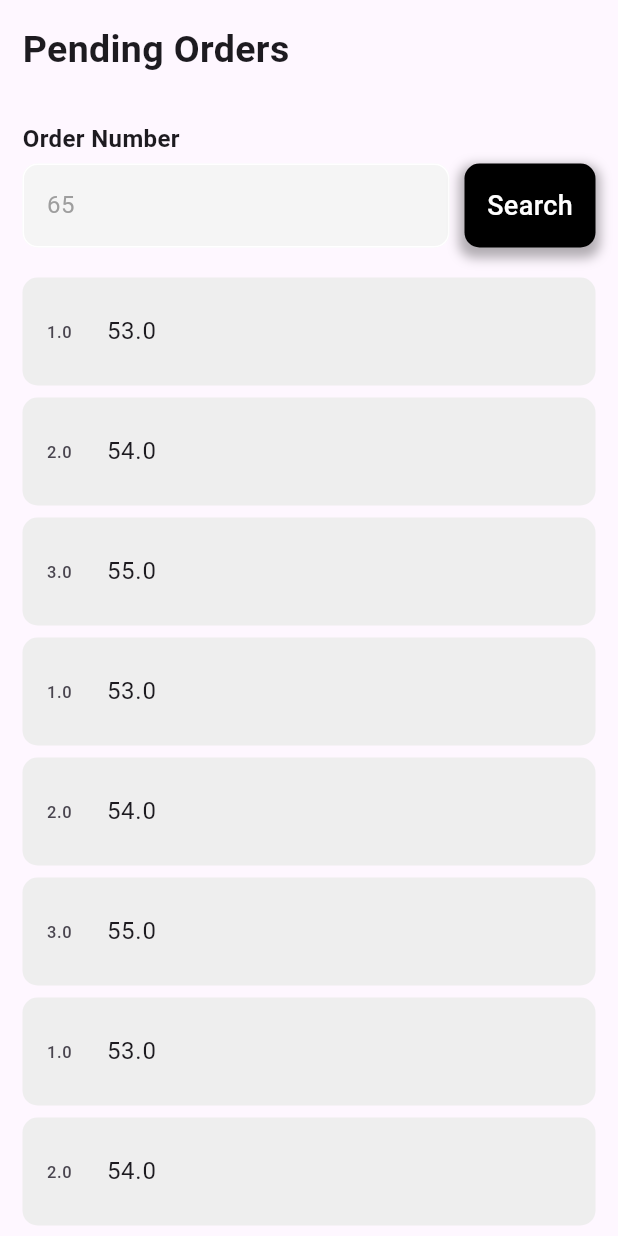
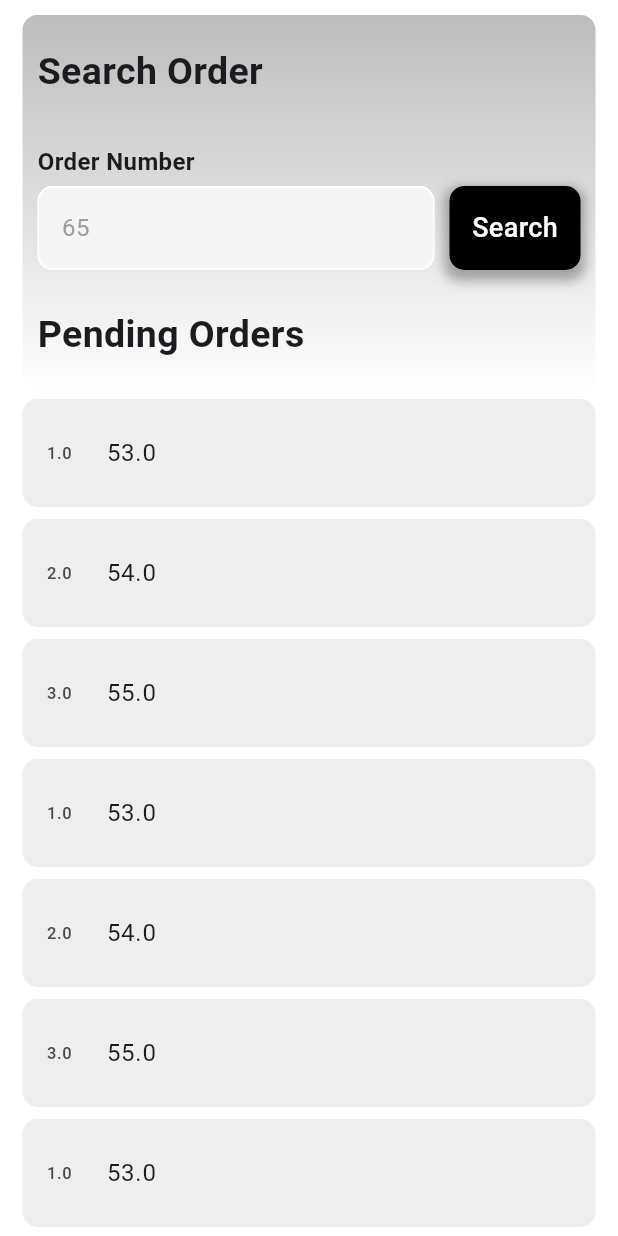
Before and after one commit to Ammarmyp/lounge_order_tracker, a Flutter app: the OrderListScreen screen opened by its route, on a phone screen of 412 x 824 dp. Run offline on Flutter 3.47's test engine with Material 3 defaults, Android fonts, the phone set to English and light mode, and no system bars; our stand-ins replace go_router.

Commit message:
style order list header

```diff
--- /dev/null
+++ b/lib/core/constants/theme.dart
@@ -0,0 +1 @@
+class AppTheme {}
--- a/lib/features/orders/presentation/order_list.dart
+++ b/lib/features/orders/presentation/order_list.dart
@@ -25,19 +25,41 @@ class OrderListScreen extends StatelessWidget {
       {"orderNum": 3, "tableNum": 55},
     ];
     return Scaffold(
+      backgroundColor: Colors.white,
       body: SafeArea(
         child: Padding(
-          padding: const EdgeInsets.symmetric(horizontal: 15, vertical: 15),
+          padding: const EdgeInsets.only(
+            bottom: 15,
+            left: 15,
+            right: 15,
+          ),
           child:
               Column(crossAxisAlignment: CrossAxisAlignment.center, children: [
+            Container(
+              margin: const EdgeInsets.only(top: 10),
+              padding: const EdgeInsets.symmetric(
+                horizontal: 10,
+                vertical: 20,
+              ),
+              decoration: BoxDecoration(
+                  gradient: LinearGradient(
+                      colors: [Colors.grey.shade400, Colors.white],
+                      begin: AlignmentDirectional.topCenter,
+                      end: AlignmentDirectional.bottomCenter),
+                  borderRadius: BorderRadius.circular(10)),
+              child: Column(
+                children: [
                   const Row(
                     mainAxisAlignment: MainAxisAlignment.start,
                     // crossAxisAlignment: CrossAxisAlignment.center,
 
                     children: [
                       Text(
-                  "Pending Orders",
-                  style: TextStyle(fontSize: 25, fontWeight: FontWeight.bold),
+                        "Search Order",
+                        style: TextStyle(
+                          fontSize: 25,
+                          fontWeight: FontWeight.bold,
+                        ),
                       ),
                     ],
                   ),
@@ -61,7 +83,23 @@ class OrderListScreen extends StatelessWidget {
                     ],
                   ),
                   const SizedBox(
-              height: 20,
+                    height: 25,
+                  ),
+                  const Row(
+                    mainAxisAlignment: MainAxisAlignment.start,
+                    children: [
+                      Text(
+                        "Pending Orders",
+                        style: TextStyle(
+                            fontSize: 25, fontWeight: FontWeight.bold),
+                      ),
+                    ],
+                  ),
+                ],
+              ),
+            ),
+            const SizedBox(
+              height: 5,
             ),
             Expanded(
               child: ListView.builder(
```
Lines whose indentation alone changed are shown as unchanged.
